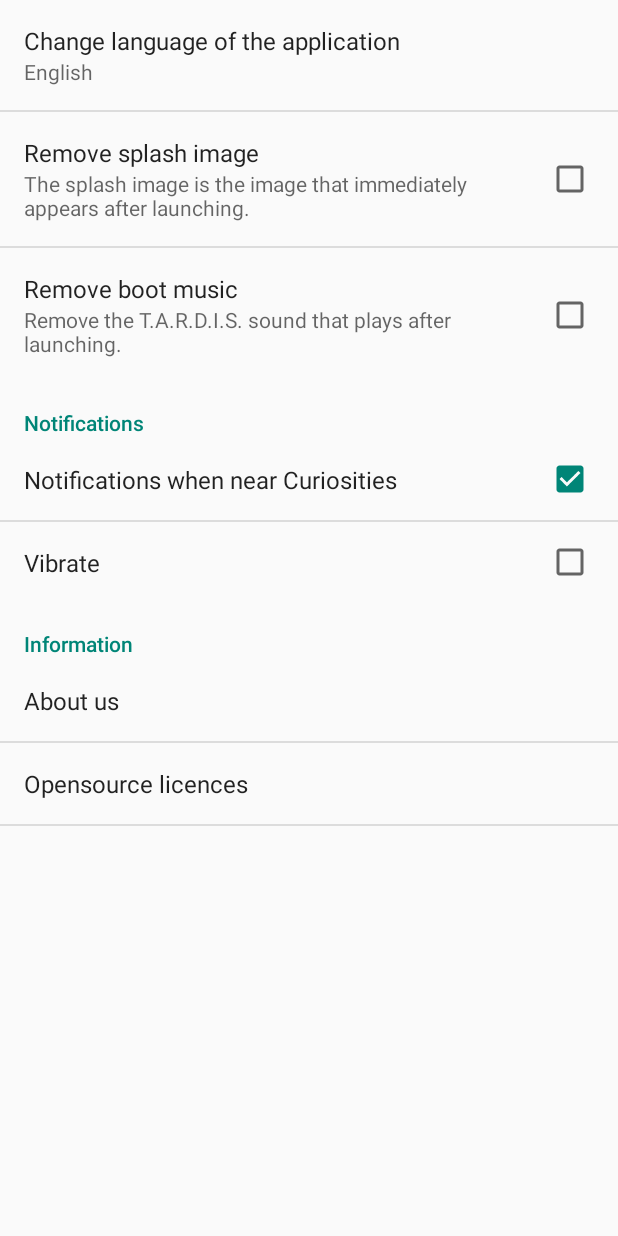
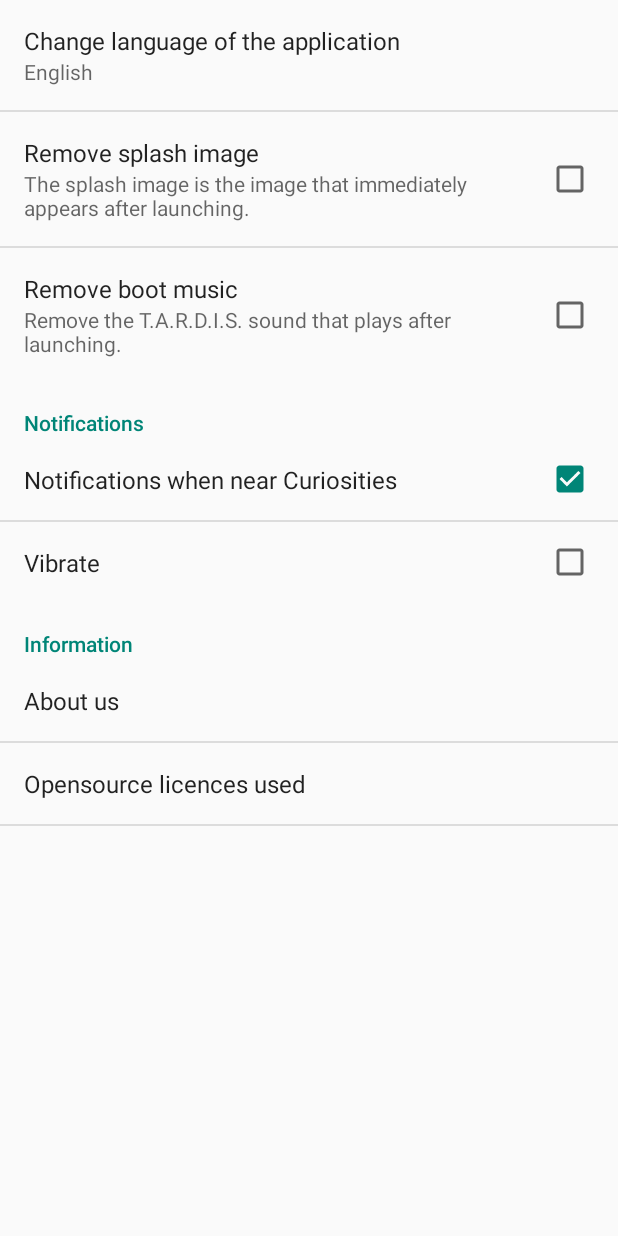
Before and after one commit to Videl/Curiosity-Project, an Android app: the SettingsActivity screen opened directly, with no data from a screen before it, on a phone screen of 412 x 824 dp. Run offline under Robolectric (Android 15) with nearby library versions, the phone set to English and light mode, and no system bars.

Commit message:
Add French language and licenses.
License GNUv3 for Mapsforge.
License MIT for the application and its content.

```diff
--- /dev/null
+++ b/CuriosityApplication/app/src/main/res/values/licenses.xml
@@ -0,0 +1,198 @@
+<?xml version="1.0" encoding="utf-8"?>
+<resources>
+    <string name="pref_information_license_gnu_v3" translatable="false">
+
+                   GNU LESSER GENERAL PUBLIC LICENSE\n
+                       Version 3, 29 June 2007\n
+
+ Copyright (C) 2007 Free Software Foundation, Inc. http://fsf.org/\n
+ Everyone is permitted to copy and distribute verbatim copies\n
+ of this license document, but changing it is not allowed.\n
+\n
+\n
+  This version of the GNU Lesser General Public License incorporates\n
+the terms and conditions of version 3 of the GNU General Public\n
+License, supplemented by the additional permissions listed below.\n
+\n
+  0. Additional Definitions.\n
+\n
+  As used herein, "this License" refers to version 3 of the GNU Lesser\n
+General Public License, and the "GNU GPL" refers to version 3 of the GNU\n
+General Public License.\n
+\n
+  "The Library" refers to a covered work governed by this License,\n
+other than an Application or a Combined Work as defined below.\n
+\n
+  An "Application" is any work that makes use of an interface provided\n
+by the Library, but which is not otherwise based on the Library.\n
+Defining a subclass of a class defined by the Library is deemed a mode\n
+of using an interface provided by the Library.\n
+\n
+  A "Combined Work" is a work produced by combining or linking an\n
+Application with the Library.  The particular version of the Library\n
+with which the Combined Work was made is also called the "Linked\n
+Version".\n
+\n
+  The "Minimal Corresponding Source" for a Combined Work means the\n
+Corresponding Source for the Combined Work, excluding any source code\n
+for portions of the Combined Work that, considered in isolation, are\n
+based on the Application, and not on the Linked Version.\n
+\n
+  The "Corresponding Application Code" for a Combined Work means the\n
+object code and/or source code for the Application, including any data\n
+and utility programs needed for reproducing the Combined Work from the\n
+Application, but excluding the System Libraries of the Combined Work.\n
+\n
+  1. Exception to Section 3 of the GNU GPL.\n
+\n
+  You may convey a covered work under sections 3 and 4 of this License\n
+without being bound by section 3 of the GNU GPL.\n
+\n
+  2. Conveying Modified Versions.\n
+\n
+  If you modify a copy of the Library, and, in your modifications, a\n
+facility refers to a function or data to be supplied by an Application\n
+that uses the facility (other than as an argument passed when the\n
+facility is invoked), then you may convey a copy of the modified\n
+version:\n
+\n
+   a) under this License, provided that you make a good faith effort to\n
+   ensure that, in the event an Application does not supply the\n
+   function or data, the facility still operates, and performs\n
+   whatever part of its purpose remains meaningful, or\n
+\n
+   b) under the GNU GPL, with none of the additional permissions of\n
+   this License applicable to that copy.\n
+\n
+  3. Object Code Incorporating Material from Library Header Files.\n
+\n
+  The object code form of an Application may incorporate material from\n
+a header file that is part of the Library.  You may convey such object\n
+code under terms of your choice, provided that, if the incorporated\n
+material is not limited to numerical parameters, data structure\n
+layouts and accessors, or small macros, inline functions and templates\n
+(ten or fewer lines in length), you do both of the following:\n
+\n
+   a) Give prominent notice with each copy of the object code that the\n
+   Library is used in it and that the Library and its use are\n
+   covered by this License.\n
+\n
+   b) Accompany the object code with a copy of the GNU GPL and this license\n
+   document.\n
+\n
+  4. Combined Works.\n
+\n
+  You may convey a Combined Work under terms of your choice that,\n
+taken together, effectively do not restrict modification of the\n
+portions of the Library contained in the Combined Work and reverse\n
+engineering for debugging such modifications, if you also do each of\n
+the following:\n
+\n
+   a) Give prominent notice with each copy of the Combined Work that\n
+   the Library is used in it and that the Library and its use are\n
+   covered by this License.\n
+\n
+   b) Accompany the Combined Work with a copy of the GNU GPL and this license\n
+   document.\n
+\n
+   c) For a Combined Work that displays copyright notices during\n
+   execution, include the copyright notice for the Library among\n
+   these notices, as well as a reference directing the user to the\n
+   copies of the GNU GPL and this license document.\n
+\n
+   d) Do one of the following:\n
+\n
+       0) Convey the Minimal Corresponding Source under the terms of this\n
+       License, and the Corresponding Application Code in a form\n
+       suitable for, and under terms that permit, the user to\n
+       recombine or relink the Application with a modified version of\n
+       the Linked Version to produce a modified Combined Work, in the\n
+       manner specified by section 6 of the GNU GPL for conveying\n
+       Corresponding Source.\n
+\n
+       1) Use a suitable shared library mechanism for linking with the\n
+       Library.  A suitable mechanism is one that (a) uses at run time\n
+       a copy of the Library already present on the user\'s computer\n
+       system, and (b) will operate properly with a modified version\n
+       of the Library that is interface-compatible with the Linked\n
+       Version.\n
+\n
+   e) Provide Installation Information, but only if you would otherwise\n
+   be required to provide such information under section 6 of the\n
+   GNU GPL, and only to the extent that such information is\n
+   necessary to install and execute a modified version of the\n
+   Combined Work produced by recombining or relinking the\n
+   Application with a modified version of the Linked Version. (If\n
+   you use option 4d0, the Installation Information must accompany\n
+   the Minimal Corresponding Source and Corresponding Application\n
+   Code. If you use option 4d1, you must provide the Installation\n
+   Information in the manner specified by section 6 of the GNU GPL\n
+   for conveying Corresponding Source.)\n
+\n
+  5. Combined Libraries.\n
+\n
+  You may place library facilities that are a work based on the\n
+Library side by side in a single library together with other library\n
+facilities that are not Applications and are not covered by this\n
+License, and convey such a combined library under terms of your\n
+choice, if you do both of the following:\n
+\n
+   a) Accompany the combined library with a copy of the same work based\n
+   on the Library, uncombined with any other library facilities,\n
+   conveyed under the terms of this License.\n
+\n
+   b) Give prominent notice with the combined library that part of it\n
+   is a work based on the Library, and explaining where to find the\n
+   accompanying uncombined form of the same work.\n
+\n
+  6. Revised Versions of the GNU Lesser General Public License.\n
+\n
+  The Free Software Foundation may publish revised and/or new versions\n
+of the GNU Lesser General Public License from time to time. Such new\n
+versions will be similar in spirit to the present version, but may\n
+differ in detail to address new problems or concerns.\n
+\n
+  Each version is given a distinguishing version number. If the\n
+Library as you received it specifies that a certain numbered version\n
+of the GNU Lesser General Public License "or any later version"\n
+applies to it, you have the option of following the terms and\n
+conditions either of that published version or of any later version\n
+published by the Free Software Foundation. If the Library as you\n
+received it does not specify a version number of the GNU Lesser\n
+General Public License, you may choose any version of the GNU Lesser\n
+General Public License ever published by the Free Software Foundation.\n
+\n
+  If the Library as you received it specifies that a proxy can decide\n
+whether future versions of the GNU Lesser General Public License shall\n
+apply, that proxy\'s public statement of acceptance of any version is\n
+permanent authorization for you to choose that version for the\n
+Library.\n
+
+    </string>
+
+
+    <string name="pref_information_license_mit" translatable="false">
+        The MIT License (MIT)
+
+Copyright (c) 2015 Thibaut Smith videl@fslhome.org, Mateus Saunier\n
+\n
+Permission is hereby granted, free of charge, to any person obtaining a copy\n
+of this software and associated documentation files (the "Software"), to deal\n
+in the Software without restriction, including without limitation the rights\n
+to use, copy, modify, merge, publish, distribute, sublicense, and/or sell\n
+copies of the Software, and to permit persons to whom the Software is\n
+furnished to do so, subject to the following conditions:\n
+\n
+The above copyright notice and this permission notice shall be included in\n
+all copies or substantial portions of the Software.\n
+\n
+THE SOFTWARE IS PROVIDED "AS IS", WITHOUT WARRANTY OF ANY KIND, EXPRESS OR\n
+IMPLIED, INCLUDING BUT NOT LIMITED TO THE WARRANTIES OF MERCHANTABILITY,\n
+FITNESS FOR A PARTICULAR PURPOSE AND NONINFRINGEMENT. IN NO EVENT SHALL THE\n
+AUTHORS OR COPYRIGHT HOLDERS BE LIABLE FOR ANY CLAIM, DAMAGES OR OTHER\n
+LIABILITY, WHETHER IN AN ACTION OF CONTRACT, TORT OR OTHERWISE, ARISING FROM,\n
+OUT OF OR IN CONNECTION WITH THE SOFTWARE OR THE USE OR OTHER DEALINGS IN\n
+THE SOFTWARE.\n
+    </string>
+
+</resources>
--- a/CuriosityApplication/app/src/main/res/values/strings.xml
+++ b/CuriosityApplication/app/src/main/res/values/strings.xml
@@ -1,7 +1,7 @@
 <?xml version="1.0" encoding="utf-8"?>
 <resources>
 
-    <string name="app_name">Curiosity Application</string>
+    <string name="app_name" translatable="false">Curiosity Application</string>
     <string name="hello_world">Hello world!</string>
     <string name="action_settings">Settings</string>
     <string name="title_activity_curiosities">CuriositiesActivity</string>
@@ -9,5 +9,8 @@
     <string name="title_activity_blank">BlankActivity</string>
     <string name="title_activity_splash">Splash Activity for launch</string>
     <string name="temp">Temporary field</string>
+    <string name="pref_information_license_mapsforge" translatable="false">Mapsforge</string>
+    <string name="pref_information_license_curiosity_content">Curiosity\'s content</string>
+    <string name="pref_information_license_curiosity">Curiosity\'s source code</string>
 
 </resources>
--- a/CuriosityApplication/app/src/main/res/values/strings_activity_settings.xml
+++ b/CuriosityApplication/app/src/main/res/values/strings_activity_settings.xml
@@ -63,7 +63,7 @@
     <string name="pref_title_system_sync_settings">System sync settings</string>
     <string name="pref_notifications_vibrate">Vibrate</string>
     <string name="pref_information_about_us">About us</string>
-    <string name="pref_information_licences">Opensource licences</string>
+    <string name="pref_information_licences">Opensource licences used</string>
 
     <string name="pref_information_about_us_text">We are:\n\tMateus Saunier\n\tMateus Saunier\'s friend\n\tThibaut Smith
     </string>
--- a/CuriosityApplication/app/src/main/res/xml/pref_information.xml
+++ b/CuriosityApplication/app/src/main/res/xml/pref_information.xml
@@ -22,9 +22,30 @@
         android:dialogMessage="@string/pref_information_about_us_text"
         />
 
-    <Preference android:title="@string/pref_information_licences">
+    <PreferenceScreen
+        android:key="deep_pref_screen_licenses"
+        android:title="@string/pref_information_licences"
+        >
 
-    </Preference>
+        <org.fslhome.videl.curiosityapplication.views.MyDialogPreference
+            android:title="@string/pref_information_license_mapsforge"
+            android:dialogTitle="@string/pref_information_license_mapsforge"
+            android:dialogMessage="@string/pref_information_license_gnu_v3"
+            />
+
+        <org.fslhome.videl.curiosityapplication.views.MyDialogPreference
+            android:title="@string/pref_information_license_curiosity_content"
+            android:dialogTitle="@string/pref_information_license_curiosity_content"
+            android:dialogMessage="@string/pref_information_license_mit"
+            />
+
+        <org.fslhome.videl.curiosityapplication.views.MyDialogPreference
+            android:title="@string/pref_information_license_curiosity"
+            android:dialogTitle="@string/pref_information_license_curiosity"
+            android:dialogMessage="@string/pref_information_license_gnu_v3"
+            />
+
+    </PreferenceScreen>
 
 
     <!-- This preference simply launches an intent when selected. Use this UI sparingly, per
```
Also changed, not shown: 1 other file.
